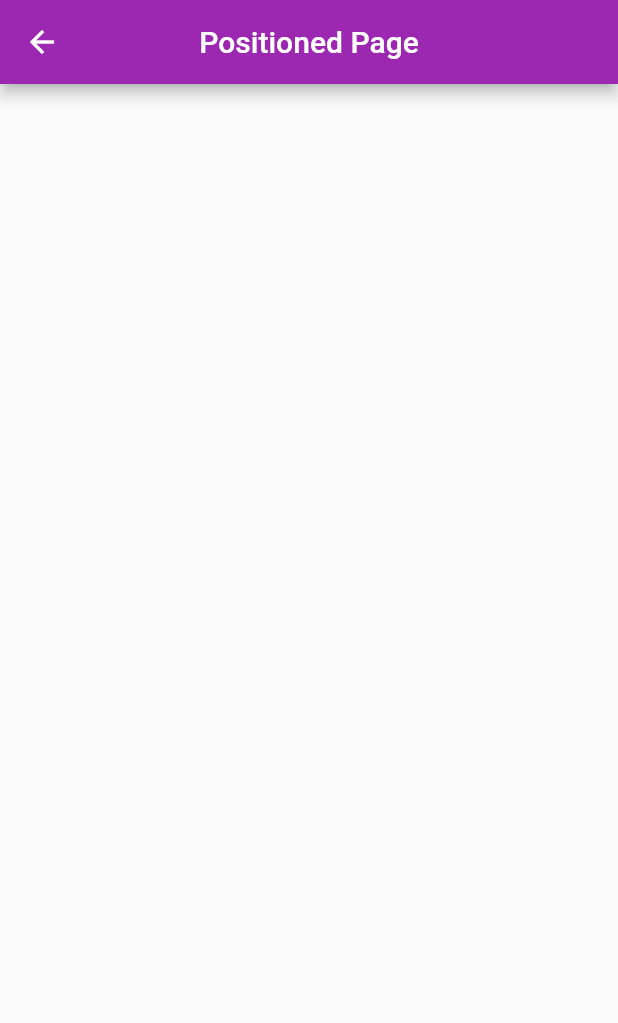
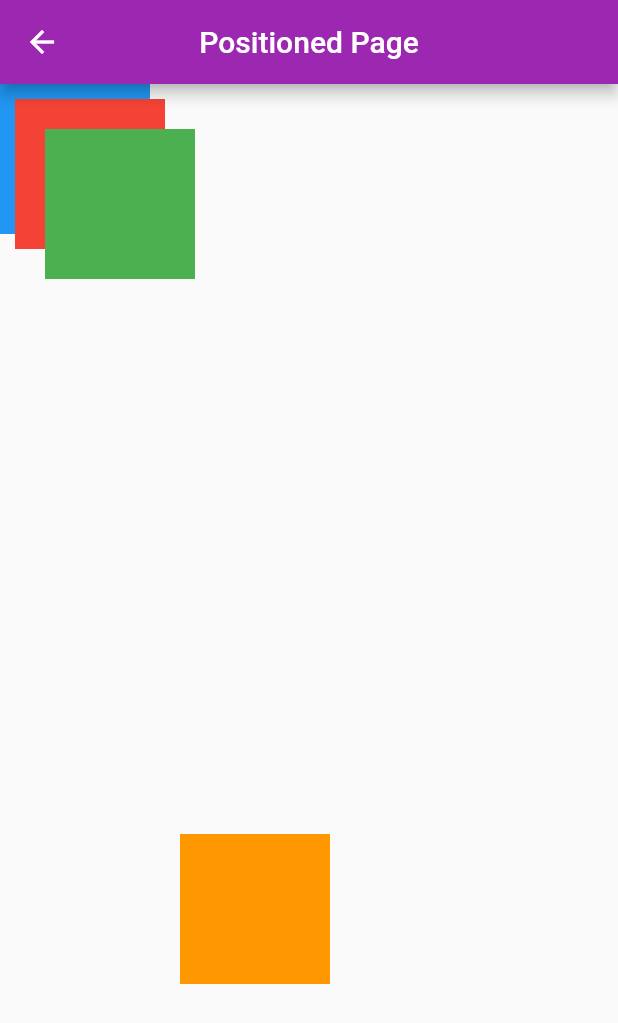
Before and after one commit to natanvalimcardoso/faculdade-ulbra, a Flutter app: the PositionedPage screen opened by its route, on a phone screen of 412 x 824 dp. Shown: the top 1023 px of the screen. Run offline on Flutter 3.47's test engine with Material 2 defaults, Android fonts, the phone set to English and light mode, and no system bars; our stand-ins replace flutter_speed_dial; missing offline and left inert: validatorless.

Commit message:
feat: widgets

```diff
--- a/4 -semestre/widgets_ramon/lib/src/page_widgets/center/center_page.dart
+++ b/4 -semestre/widgets_ramon/lib/src/page_widgets/center/center_page.dart
@@ -2,8 +2,6 @@ import 'package:flutter/material.dart';
 
 class CenterPage extends StatelessWidget {
 //* Facilidade de uso
-
-//* Flexibilidade
 
 //* Personalização: Width e Height
 
@@ -19,7 +17,6 @@ class CenterPage extends StatelessWidget {
       appBar: AppBar(
         title: const Text('Center Page'),
         centerTitle: true,
-        //button
         actions: [
           IconButton(
             onPressed: () {
--- /dev/null
+++ b/4 -semestre/widgets_ramon/lib/src/page_widgets/positioned/positioned_page.dart
@@ -0,0 +1,64 @@
+import 'package:flutter/material.dart';
+
+class PositionedPage extends StatelessWidget {
+  const PositionedPage({Key? key}) : super(key: key);
+
+  //* Posicionamento preciso: top, left, right, bottom
+
+  //* Flexibilidade: pode ser usado com qualquer widget
+
+  //* efeito camadas
+
+  //! Não é bom para responsividade (exceto se for usado com MediaQuery)
+
+  @override
+  Widget build(BuildContext context) {
+    // var size = MediaQuery.of(context).size;
+    return Scaffold(
+      appBar: AppBar(
+        title: const Text('Positioned Page'),
+        centerTitle: true,
+      ),
+      body: SizedBox(
+        height: double.infinity,
+        width: double.infinity,
+        child: Stack(
+          children: [
+            Container(
+              color: Colors.blue,
+              width: 100,
+              height: 100,
+            ),
+            Positioned(
+              top: 10,
+              left: 10,
+              child: Container(
+                color: Colors.red,
+                width: 100,
+                height: 100,
+              ),
+            ),
+            Positioned(
+              top: 30,
+              left: 30,
+              child: Container(
+                color: Colors.green,
+                width: 100,
+                height: 100,
+              ),
+            ),
+            Positioned(
+              top: 500,
+              left: 120,
+              child: Container(
+                color: Colors.orange,
+                width: 100,
+                height: 100,
+              ),
+            ),
+          ],
+        ),
+      ),
+    );
+  }
+}
--- a/4 -semestre/widgets_ramon/lib/src/page_widgets/positioned_page.dart
+++ /dev/null
@@ -1,16 +0,0 @@
-import 'package:flutter/material.dart';
-
-class PositionedPage extends StatelessWidget {
-  const PositionedPage({Key? key}) : super(key: key);
-
-  @override
-  Widget build(BuildContext context) {
-    return Scaffold(
-      appBar: AppBar(
-        title: const Text('Positioned Page'),
-        centerTitle: true,
-      ),
-      body: Container(),
-    );
-  }
-}
```
Also changed, not shown: 4 -semestre/widgets_ramon/lib/main.dart (+9 -7 lines), 4 -semestre/widgets_ramon/lib/src/page_widgets/animated_container/animated_container_page.dart (added, +85 -0 lines), 4 -semestre/widgets_ramon/lib/src/page_widgets/animated_container/animated_flutter_page.dart (added, +144 -0 lines), 4 -semestre/widgets_ramon/lib/src/page_widgets/animated_container_page.dart (deleted, +0 -16 lines), 4 -semestre/widgets_ramon/lib/src/page_widgets/spacer/spacer_page.dart (renamed from 4 -semestre/widgets_ramon/lib/src/page_widgets/spacer_page.dart, +17 -11 lines), 4 -semestre/widgets_ramon/lib/src/page_widgets/stack_widget/stack_page.dart (renamed from 4 -semestre/widgets_ramon/lib/src/page_widgets/stack_page.dart).
